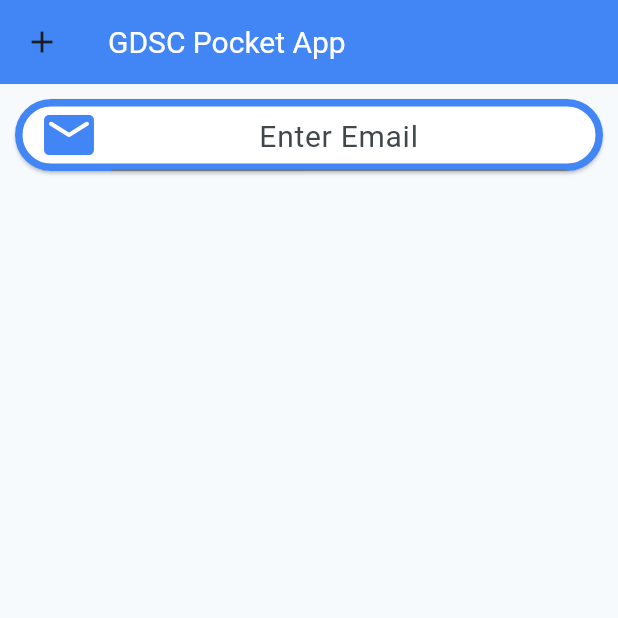
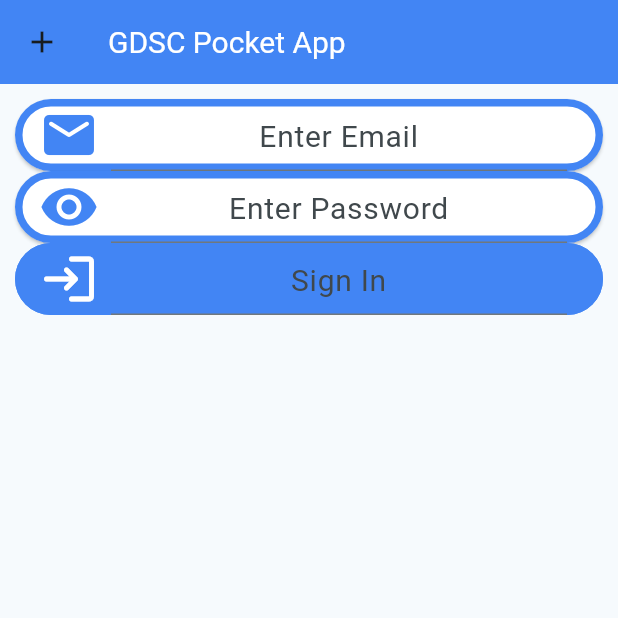
Before and after one commit to AshnahKhalidKhan/App-Dev, a Flutter app: the screen it shows after launch, on a phone screen of 412 x 824 dp, the top half of it. Run offline on Flutter 3.47's test engine with Material 2 defaults, Android fonts, the phone set to English and light mode, and no system bars.

Commit message:
Buttons add kar liyay hain

```diff
--- a/Flutter Lab 2/lib/Widget/LoginScreen.dart
+++ b/Flutter Lab 2/lib/Widget/LoginScreen.dart
@@ -44,7 +44,7 @@ class LoginScreen extends StatelessWidget
               style: ElevatedButton.styleFrom
               (
                 backgroundColor: White,
-                foregroundColor: GoogleGreen,
+                // foregroundColor: GoogleGreen, // Jub likhein to ye color ho jayay box ka
                 side: BorderSide
                 (
                   color: GoogleBlue,
@@ -57,7 +57,77 @@ class LoginScreen extends StatelessWidget
                 decoration: InputDecoration
                 (
                   hintText: "Enter Email",
-                  fillColor: GoogleRed,
+                  // focusColor: GoogleRed,
+                ),
+                textAlign: TextAlign.center,
+                textAlignVertical: TextAlignVertical.center,
+                style: TextStyle
+                (
+                  color: GoogleBlue,
+                  fontSize: 20,
+                ),
+              ),
+            ),
+            ElevatedButton.icon
+            (
+              icon: Icon
+              (
+                Icons.remove_red_eye_rounded,
+                size: 40,
+                color: GoogleBlue,
+              ),
+              style: ElevatedButton.styleFrom
+              (
+                backgroundColor: White,
+                // foregroundColor: GoogleGreen, // Jub likhein to ye color ho jayay box ka
+                side: BorderSide
+                (
+                  color: GoogleBlue,
+                  width: 5,
+                )
+              ),
+              onPressed: () {},
+              label: TextField
+              (
+                decoration: InputDecoration
+                (
+                  hintText: "Enter Password",
+                  // focusColor: GoogleRed,
+                ),
+                textAlign: TextAlign.center,
+                textAlignVertical: TextAlignVertical.center,
+                style: TextStyle
+                (
+                  color: GoogleBlue,
+                  fontSize: 20,
+                ),
+              ),
+            ),
+            FilledButton.icon
+            (
+              icon: Icon
+              (
+                Icons.login_rounded,
+                size: 40,
+                color: White,
+              ),
+              style: FilledButton.styleFrom
+              (
+                backgroundColor: GoogleBlue,
+                // foregroundColor: GoogleGreen, // Jub likhein to ye color ho jayay box ka
+                side: BorderSide
+                (
+                  color: GoogleBlue,
+                  width: 5,
+                )
+              ),
+              onPressed: () {},
+              label: TextField
+              (
+                decoration: InputDecoration
+                (
+                  hintText: "Sign In",
+                  // focusColor: GoogleRed,
                 ),
                 textAlign: TextAlign.center,
                 textAlignVertical: TextAlignVertical.center,
@@ -67,6 +137,7 @@ class LoginScreen extends StatelessWidget
                   fontSize: 20,
                 ),
               ),
+
             ),
           ],
         ),
```
